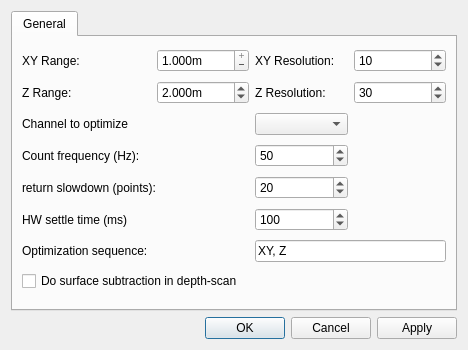
First picture: the form in gui/confocal/ui_optim_settings.ui, repository Ulm-IQO/qudi, before the edit.
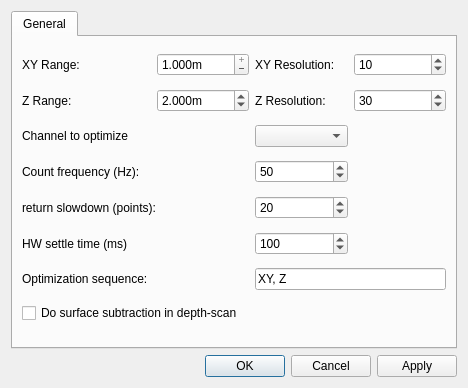
Second picture: the form after the edit. Custom widgets are drawn as their Qt base class.

Diff of the .ui file:
```diff
--- a/gui/confocal/ui_optim_settings.ui
+++ b/gui/confocal/ui_optim_settings.ui
@@ -7,7 +7,7 @@
     <x>0</x>
     <y>0</y>
     <width>468</width>
-    <height>350</height>
+    <height>388</height>
    </rect>
   </property>
   <property name="sizePolicy">
```
Left out of the diff: 4 changed lines with no effect on the pictures.
